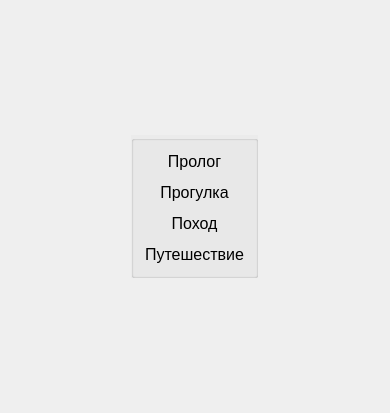
This is widget.ui in Pchelovec/PollyAndLolly as Qt 5 draws it before an edit. The edited form follows.
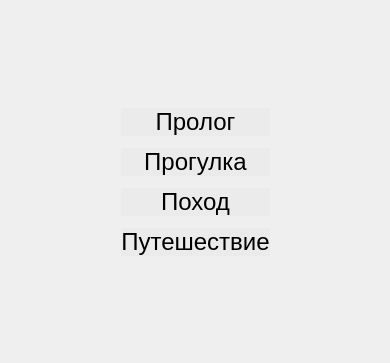
This is the edited form. The open tabs and pages were chosen to show the change. Custom widgets are drawn as their Qt base class.

Diff of the .ui file:
```diff
--- a/widget.ui
+++ b/widget.ui
@@ -7,7 +7,7 @@
     <x>0</x>
     <y>0</y>
     <width>366</width>
-    <height>413</height>
+    <height>363</height>
    </rect>
   </property>
   <property name="windowTitle">
@@ -20,8 +20,23 @@
       <number>1</number>
      </property>
      <widget class="QWidget" name="page">
-      <layout class="QGridLayout" name="gridLayout_3">
+      <layout class="QGridLayout" name="gridLayout_2">
+       <item row="0" column="0">
+        <spacer name="horizontalSpacer">
+         <property name="orientation">
+          <enum>Qt::Horizontal</enum>
+         </property>
+         <property name="sizeHint" stdset="0">
+          <size>
+           <width>40</width>
+           <height>20</height>
+          </size>
+         </property>
+        </spacer>
+       </item>
        <item row="0" column="1">
+        <layout class="QVBoxLayout" name="verticalLayout_2">
+         <item>
         <spacer name="verticalSpacer_2">
          <property name="orientation">
           <enum>Qt::Vertical</enum>
@@ -29,56 +44,36 @@
          <property name="sizeHint" stdset="0">
           <size>
            <width>20</width>
-           <height>110</height>
+             <height>40</height>
           </size>
          </property>
         </spacer>
        </item>
-       <item row="1" column="0">
-        <spacer name="horizontalSpacer">
-         <property name="orientation">
-          <enum>Qt::Horizontal</enum>
-         </property>
-         <property name="sizeHint" stdset="0">
-          <size>
-           <width>143</width>
-           <height>20</height>
-          </size>
-         </property>
-        </spacer>
-       </item>
-       <item row="1" column="1">
-        <widget class="QGroupBox" name="groupBox">
-         <property name="styleSheet">
-          <string notr="true">QGroupBox{
-	background-color:rgb(235, 235, 235);
-	opacity:0.4;
-}
-
-QLabel:hover {
-    background-color: #328930;
-}
-QLabel:pressed {
-    background-color: #80c342;
-} </string>
-         </property>
-         <property name="title">
-          <string/>
-         </property>
-         <property name="alignment">
-          <set>Qt::AlignLeading|Qt::AlignLeft|Qt::AlignVCenter</set>
-         </property>
-         <layout class="QGridLayout" name="gridLayout_2">
-          <property name="verticalSpacing">
+         <item>
+          <layout class="QVBoxLayout" name="verticalLayout">
+           <property name="spacing">
            <number>12</number>
           </property>
-          <item row="0" column="0">
+           <item>
            <widget class="ClickableLabel" name="label">
             <property name="font">
              <font>
-              <pointsize>12</pointsize>
-             </font>
-            </property>
+               <pointsize>18</pointsize>
+              </font>
+             </property>
+             <property name="styleSheet">
+              <string notr="true">QLabel{
+	background-color:rgb(235, 235, 235);
+	opacity:0.4;
+}
+
+QLabel:hover {
+    background-color: #328930;
+}
+QLabel:pressed {
+    background-color: #80c342;
+} </string>
+             </property>
             <property name="text">
              <string>Пролог</string>
             </property>
@@ -87,13 +82,26 @@
             </property>
            </widget>
           </item>
-          <item row="1" column="0">
+           <item>
            <widget class="ClickableLabel" name="label_2">
             <property name="font">
              <font>
-              <pointsize>12</pointsize>
-             </font>
-            </property>
+               <pointsize>18</pointsize>
+              </font>
+             </property>
+             <property name="styleSheet">
+              <string notr="true">QLabel{
+	background-color:rgb(235, 235, 235);
+	opacity:0.4;
+}
+
+QLabel:hover {
+    background-color: #328930;
+}
+QLabel:pressed {
+    background-color: #80c342;
+} </string>
+             </property>
             <property name="text">
              <string>Прогулка</string>
             </property>
@@ -102,13 +110,26 @@
             </property>
            </widget>
           </item>
-          <item row="2" column="0">
+           <item>
            <widget class="ClickableLabel" name="label_3">
             <property name="font">
              <font>
-              <pointsize>12</pointsize>
-             </font>
-            </property>
+               <pointsize>18</pointsize>
+              </font>
+             </property>
+             <property name="styleSheet">
+              <string notr="true">QLabel{
+	background-color:rgb(235, 235, 235);
+	opacity:0.4;
+}
+
+QLabel:hover {
+    background-color: #328930;
+}
+QLabel:pressed {
+    background-color: #80c342;
+} </string>
+             </property>
             <property name="text">
              <string>Поход</string>
             </property>
@@ -117,13 +138,26 @@
             </property>
            </widget>
           </item>
-          <item row="3" column="0">
+           <item>
            <widget class="ClickableLabel" name="label_4">
             <property name="font">
              <font>
-              <pointsize>12</pointsize>
-             </font>
-            </property>
+               <pointsize>18</pointsize>
+              </font>
+             </property>
+             <property name="styleSheet">
+              <string notr="true">QLabel{
+	background-color:rgb(235, 235, 235);
+	opacity:0.4;
+}
+
+QLabel:hover {
+    background-color: #328930;
+}
+QLabel:pressed {
+    background-color: #80c342;
+} </string>
+             </property>
             <property name="text">
              <string>Путешествие</string>
             </property>
@@ -133,22 +167,8 @@
            </widget>
           </item>
          </layout>
-        </widget>
-       </item>
-       <item row="1" column="2">
-        <spacer name="horizontalSpacer_2">
-         <property name="orientation">
-          <enum>Qt::Horizontal</enum>
-         </property>
-         <property name="sizeHint" stdset="0">
-          <size>
-           <width>143</width>
-           <height>20</height>
-          </size>
-         </property>
-        </spacer>
-       </item>
-       <item row="2" column="1">
+         </item>
+         <item>
         <spacer name="verticalSpacer">
          <property name="orientation">
           <enum>Qt::Vertical</enum>
@@ -156,7 +176,22 @@
          <property name="sizeHint" stdset="0">
           <size>
            <width>20</width>
-           <height>110</height>
+             <height>60</height>
+            </size>
+           </property>
+          </spacer>
+         </item>
+        </layout>
+       </item>
+       <item row="0" column="2">
+        <spacer name="horizontalSpacer_2">
+         <property name="orientation">
+          <enum>Qt::Horizontal</enum>
+         </property>
+         <property name="sizeHint" stdset="0">
+          <size>
+           <width>40</width>
+           <height>20</height>
           </size>
          </property>
         </spacer>
```
Left out of the diff: 10 changed lines with no effect on the pictures. Lines whose indentation alone changed are shown as unchanged.
